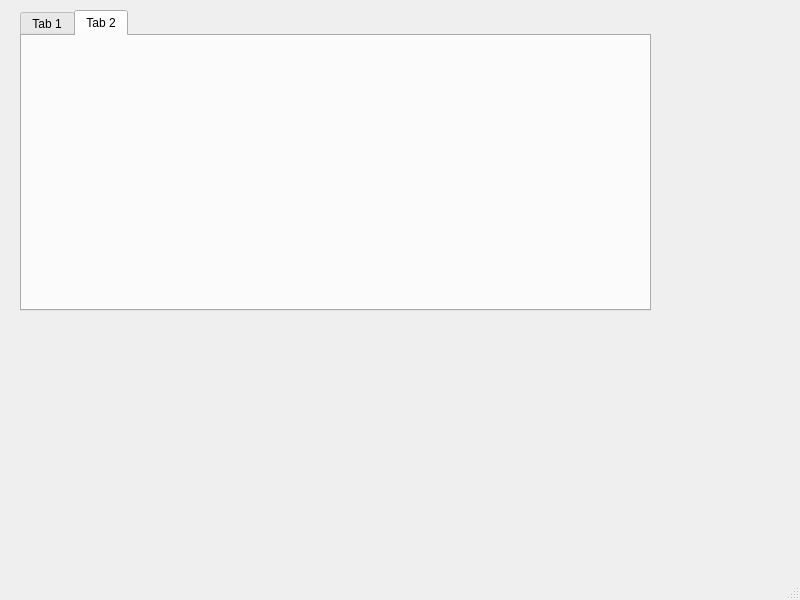
First picture: the form in Milestone1_Grafisches_UI/Milestone1_Grafisches_UI/mainwindow.ui, repository janlycka/propra_goethe_uni_2019_20, before the edit.
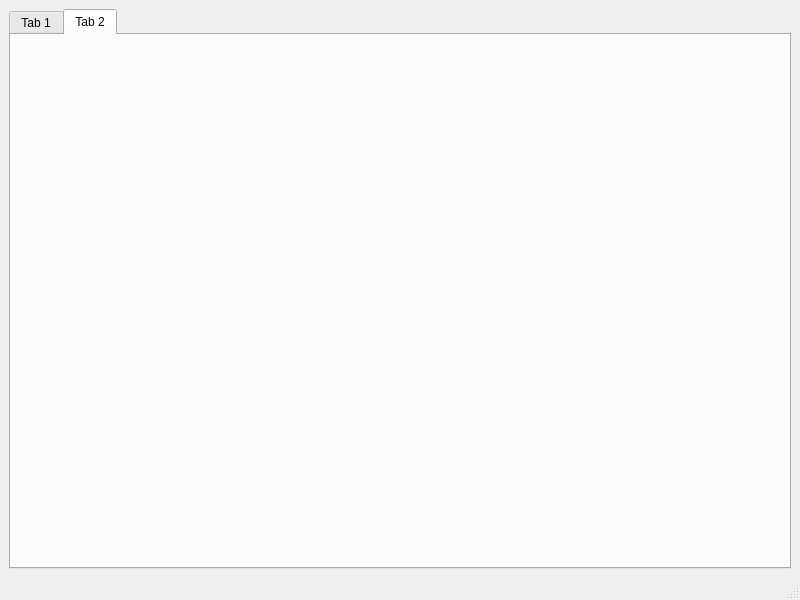
Second picture: the form after the edit. The open tabs and pages were chosen to show the change.

```diff
--- a/Milestone1_Grafisches_UI/Milestone1_Grafisches_UI/mainwindow.ui
+++ b/Milestone1_Grafisches_UI/Milestone1_Grafisches_UI/mainwindow.ui
@@ -14,14 +14,11 @@
    <string>MainWindow</string>
   </property>
   <widget class="QWidget" name="centralwidget">
+   <layout class="QHBoxLayout" name="horizontalLayout">
+    <item>
    <widget class="QTabWidget" name="myTabWidget">
-    <property name="geometry">
-     <rect>
-      <x>20</x>
-      <y>10</y>
-      <width>631</width>
-      <height>301</height>
-     </rect>
+      <property name="currentIndex">
+       <number>1</number>
     </property>
     <widget class="QWidget" name="tab">
      <attribute name="title">
@@ -34,6 +31,8 @@
      </attribute>
     </widget>
    </widget>
+    </item>
+   </layout>
   </widget>
   <widget class="QMenuBar" name="menubar">
    <property name="geometry">
```
Left out of the diff: 2 changed lines with no effect on the pictures. Lines whose indentation alone changed are shown as unchanged.
